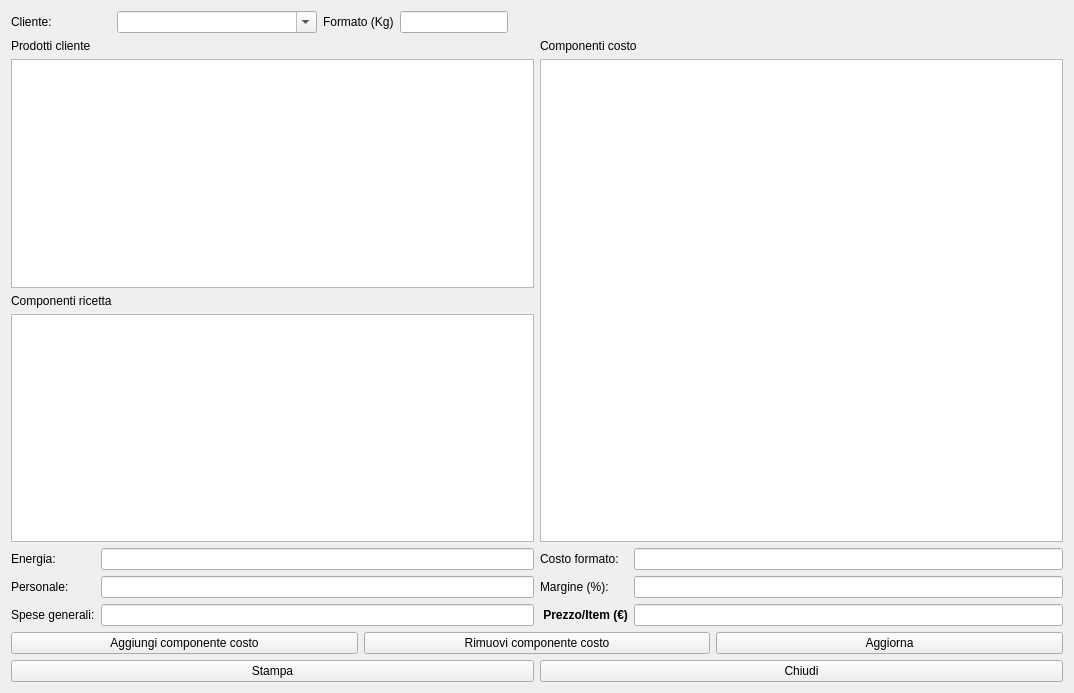
Qt form hcalcolo_costi.ui (fblabs/hamlet-mod-sancon) before a commit.
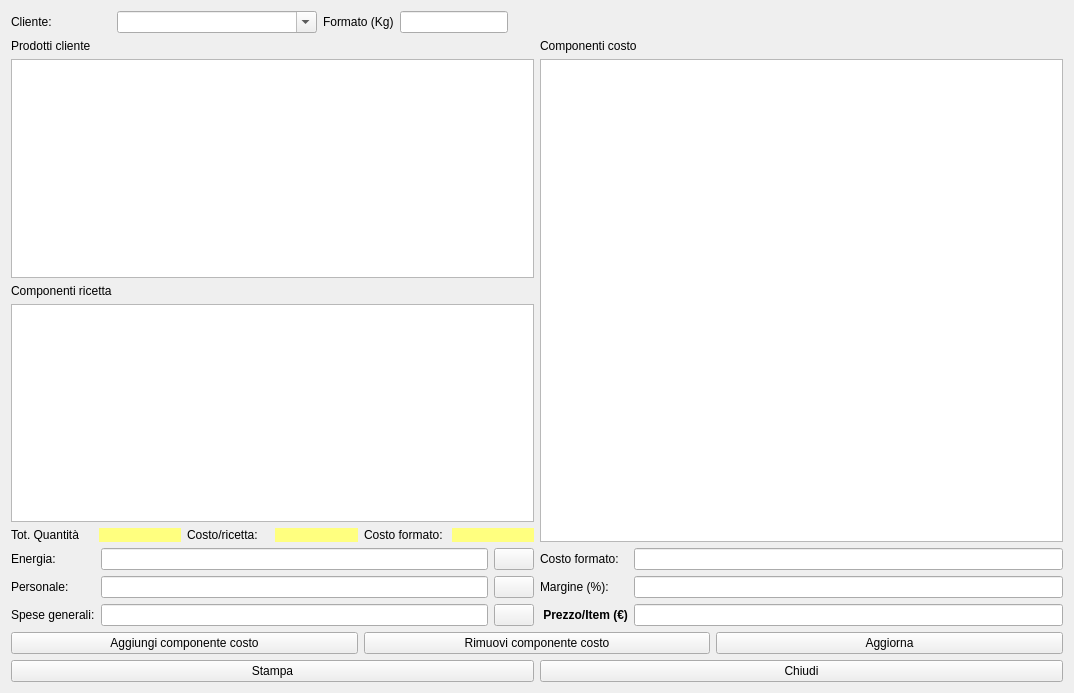
The same form after that commit. Icons and pictures are not drawn.

Diff of the .ui file:
```diff
--- a/hcalcolo_costi.ui
+++ b/hcalcolo_costi.ui
@@ -17,7 +17,7 @@
    <iconset resource="icons.qrc">
     <normaloff>:/Resources/Cash-register-icon.png</normaloff>:/Resources/Cash-register-icon.png</iconset>
   </property>
-  <layout class="QVBoxLayout" name="verticalLayout_3">
+  <layout class="QVBoxLayout" name="verticalLayout_4">
    <item>
     <layout class="QFormLayout" name="formLayout_2">
      <item row="0" column="0">
@@ -89,9 +89,9 @@
     </layout>
    </item>
    <item>
-    <layout class="QHBoxLayout" name="horizontalLayout_2">
+    <layout class="QHBoxLayout" name="horizontalLayout_3">
      <item>
-      <layout class="QVBoxLayout" name="verticalLayout_2">
+      <layout class="QVBoxLayout" name="verticalLayout_3">
        <item>
         <widget class="QLabel" name="label_5">
          <property name="text">
@@ -126,7 +126,62 @@
         </widget>
        </item>
        <item>
-        <layout class="QFormLayout" name="formLayout">
+        <layout class="QHBoxLayout" name="horizontalLayout_2">
+         <item>
+          <widget class="QLabel" name="label_2">
+           <property name="text">
+            <string>Tot. Quantità</string>
+           </property>
+          </widget>
+         </item>
+         <item>
+          <widget class="QLabel" name="lbTotQuantita">
+           <property name="styleSheet">
+            <string notr="true">background-color: rgb(255, 255, 127);</string>
+           </property>
+           <property name="text">
+            <string/>
+           </property>
+          </widget>
+         </item>
+         <item>
+          <widget class="QLabel" name="label_14">
+           <property name="text">
+            <string>Costo/ricetta:</string>
+           </property>
+          </widget>
+         </item>
+         <item>
+          <widget class="QLabel" name="lbCostoRicetta">
+           <property name="styleSheet">
+            <string notr="true">background-color: rgb(255, 255, 127);</string>
+           </property>
+           <property name="text">
+            <string/>
+           </property>
+          </widget>
+         </item>
+         <item>
+          <widget class="QLabel" name="label_16">
+           <property name="text">
+            <string>Costo formato:</string>
+           </property>
+          </widget>
+         </item>
+         <item>
+          <widget class="QLabel" name="lbCostoFormato">
+           <property name="styleSheet">
+            <string notr="true">background-color: rgb(255, 255, 127);</string>
+           </property>
+           <property name="text">
+            <string/>
+           </property>
+          </widget>
+         </item>
+        </layout>
+       </item>
+       <item>
+        <layout class="QGridLayout" name="gridLayout_2">
          <item row="0" column="0">
           <widget class="QLabel" name="label_6">
            <property name="text">
@@ -137,6 +192,17 @@
          <item row="0" column="1">
           <widget class="QLineEdit" name="leCosto_energia"/>
          </item>
+         <item row="0" column="2">
+          <widget class="QPushButton" name="pbAddEnergy">
+           <property name="text">
+            <string/>
+           </property>
+           <property name="icon">
+            <iconset resource="icons.qrc">
+             <normaloff>:/Resources/Plus.PNG</normaloff>:/Resources/Plus.PNG</iconset>
+           </property>
+          </widget>
+         </item>
          <item row="1" column="0">
           <widget class="QLabel" name="label_7">
            <property name="text">
@@ -147,6 +213,17 @@
          <item row="1" column="1">
           <widget class="QLineEdit" name="leCosto_personale"/>
          </item>
+         <item row="1" column="2">
+          <widget class="QPushButton" name="pbAddPersonale">
+           <property name="text">
+            <string/>
+           </property>
+           <property name="icon">
+            <iconset resource="icons.qrc">
+             <normaloff>:/Resources/Plus.PNG</normaloff>:/Resources/Plus.PNG</iconset>
+           </property>
+          </widget>
+         </item>
          <item row="2" column="0">
           <widget class="QLabel" name="label_8">
            <property name="text">
@@ -157,12 +234,23 @@
          <item row="2" column="1">
           <widget class="QLineEdit" name="leCosto_spese_generali"/>
          </item>
+         <item row="2" column="2">
+          <widget class="QPushButton" name="pbGeneraleExpenses">
+           <property name="text">
+            <string/>
+           </property>
+           <property name="icon">
+            <iconset resource="icons.qrc">
+             <normaloff>:/Resources/Plus.PNG</normaloff>:/Resources/Plus.PNG</iconset>
+           </property>
+          </widget>
+         </item>
         </layout>
        </item>
       </layout>
      </item>
      <item>
-      <layout class="QVBoxLayout" name="verticalLayout_4">
+      <layout class="QVBoxLayout" name="verticalLayout_2">
        <item>
         <layout class="QVBoxLayout" name="verticalLayout">
          <item>
```
